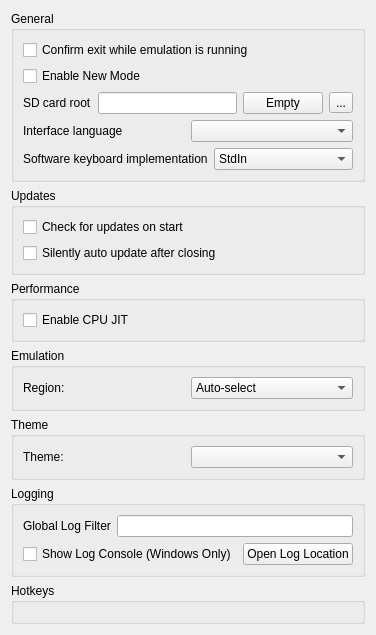
grimtnt/citra, file src/citra_qt/configuration/configure_general.ui: the form before one commit.
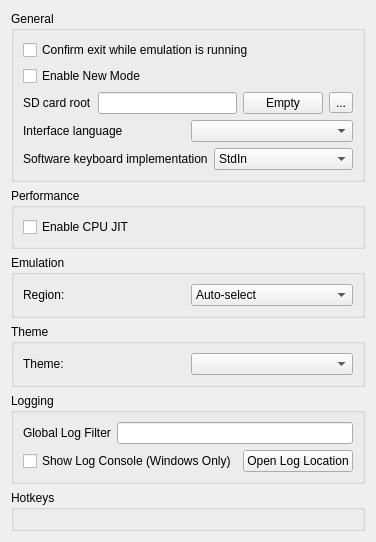
The form after the commit. Custom widgets are drawn as their Qt base class.

The edit to the form file:
```diff
--- a/src/citra_qt/configuration/configure_general.ui
+++ b/src/citra_qt/configuration/configure_general.ui
@@ -7,7 +7,7 @@
     <x>0</x>
     <y>0</y>
     <width>345</width>
-    <height>600</height>
+    <height>532</height>
    </rect>
   </property>
   <property name="windowTitle">
@@ -117,33 +117,6 @@
        </layout>
       </widget>
      </item>
-     <item>
-      <widget class="QGroupBox" name="updateBox">
-       <property name="title">
-        <string>Updates</string>
-       </property>
-       <layout class="QHBoxLayout" name="horizontalLayout_update">
-        <item>
-         <layout class="QVBoxLayout" name="verticalLayout_update">
-          <item>
-           <widget class="QCheckBox" name="toggle_update_check">
-            <property name="text">
-             <string>Check for updates on start</string>
-            </property>
-           </widget>
-          </item>
-          <item>
-           <widget class="QCheckBox" name="toggle_auto_update">
-            <property name="text">
-             <string>Silently auto update after closing</string>
-            </property>
-           </widget>
-          </item>
-         </layout>
-        </item>
-       </layout>
-      </widget>
-     </item>
      <item>
       <widget class="QGroupBox" name="groupBox_2">
        <property name="title">
```
